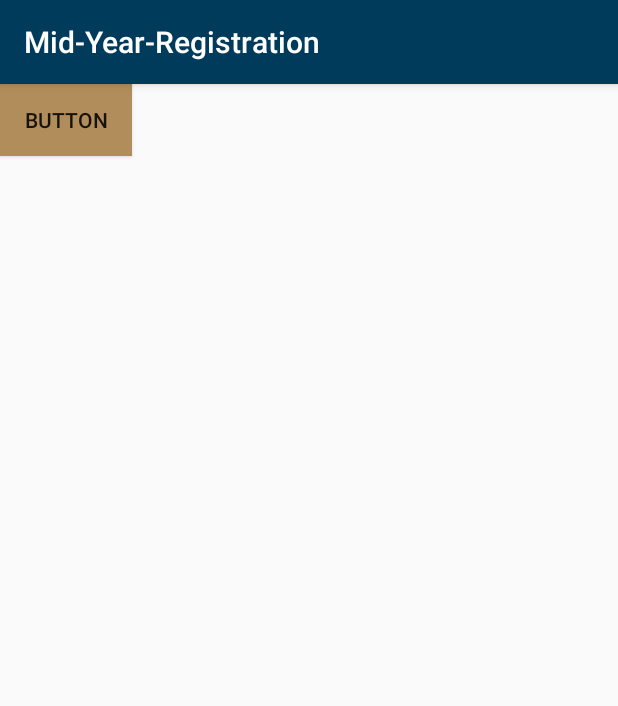
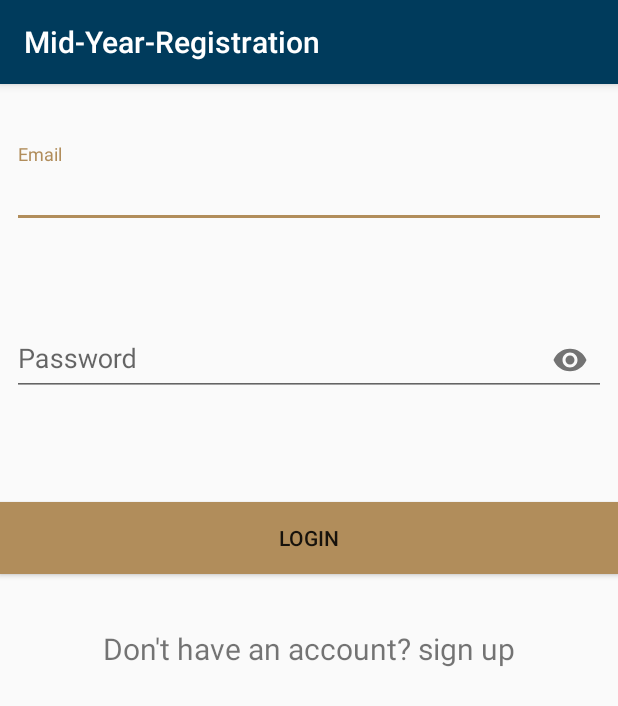
Before and after one commit to Team-Brogrammers/MidYearRegistration, an Android app: the screen it shows after launch (MainActivity), on a phone screen of 412 x 824 dp. Shown: the top 706 px of the screen. Run offline under Robolectric (Android 15) with nearby library versions, the phone set to English and light mode, and no system bars.

Commit message:
Initial commit of log in

```diff
--- a/app/build.gradle
+++ b/app/build.gradle
@@ -40,4 +40,5 @@ dependencies {
     testImplementation 'junit:junit:4.12'
     androidTestImplementation 'com.android.support.test:runner:1.0.2'
     androidTestImplementation 'com.android.support.test.espresso:espresso-core:3.0.2'
+    implementation 'com.android.support:design:27.1.1'
 }
--- a/app/src/main/res/layout/activity_main.xml
+++ b/app/src/main/res/layout/activity_main.xml
@@ -4,14 +4,71 @@
     xmlns:tools="http://schemas.android.com/tools"
     android:layout_width="match_parent"
     android:layout_height="match_parent"
-    tools:context=".MainActivity">
+    tools:context=".MainActivity"
+    tools:layout_editor_absoluteY="81dp">
 
     <Button
         android:id="@+id/button"
+        android:layout_width="0dp"
+        android:layout_height="wrap_content"
+        android:layout_marginBottom="8dp"
+        android:layout_marginTop="26dp"
+        android:background="@color/colorAccent"
+        android:text="Login"
+        app:layout_constraintBottom_toBottomOf="parent"
+        app:layout_constraintEnd_toEndOf="parent"
+        app:layout_constraintStart_toStartOf="parent"
+        app:layout_constraintTop_toBottomOf="@+id/textInputLayout2"
+        app:layout_constraintVertical_bias="0.094" />
+
+    <android.support.design.widget.TextInputLayout
+        android:id="@+id/textInputLayout"
+        android:layout_width="0dp"
+        android:layout_height="wrap_content"
+        android:layout_marginEnd="8dp"
+        android:layout_marginStart="8dp"
+        android:layout_marginTop="40dp"
+        app:layout_constraintEnd_toEndOf="parent"
+        app:layout_constraintStart_toStartOf="parent"
+        app:layout_constraintTop_toTopOf="parent">
+
+        <android.support.design.widget.TextInputEditText
+            android:layout_width="match_parent"
+            android:layout_height="wrap_content"
+            android:hint="Email"
+            android:inputType="textEmailAddress" />
+    </android.support.design.widget.TextInputLayout>
+
+    <android.support.design.widget.TextInputLayout
+        android:id="@+id/textInputLayout2"
+        android:layout_width="0dp"
+        android:layout_height="wrap_content"
+        android:layout_marginEnd="8dp"
+        android:layout_marginStart="8dp"
+        android:layout_marginTop="149dp"
+        app:layout_constraintEnd_toEndOf="parent"
+        app:layout_constraintStart_toStartOf="parent"
+        app:layout_constraintTop_toTopOf="parent"
+        app:passwordToggleEnabled="true">
+
+        <android.support.design.widget.TextInputEditText
+            android:layout_width="match_parent"
+            android:layout_height="wrap_content"
+            android:hint="Password"
+            android:inputType="textPassword" />/>
+    </android.support.design.widget.TextInputLayout>
+
+    <TextView
+        android:id="@+id/textView"
         android:layout_width="wrap_content"
         android:layout_height="wrap_content"
-        android:background="@color/colorAccent"
-        android:text="Button"
-        tools:layout_editor_absoluteX="148dp"
-        tools:layout_editor_absoluteY="231dp" />
+        android:layout_marginBottom="8dp"
+        android:layout_marginTop="36dp"
+        android:text="Don't have an account? sign up"
+        android:textSize="20dp"
+        app:layout_constraintBottom_toBottomOf="parent"
+        app:layout_constraintEnd_toEndOf="parent"
+        app:layout_constraintStart_toStartOf="parent"
+        app:layout_constraintTop_toBottomOf="@+id/button"
+        app:layout_constraintVertical_bias="0.0" />
 </android.support.constraint.ConstraintLayout>
```
